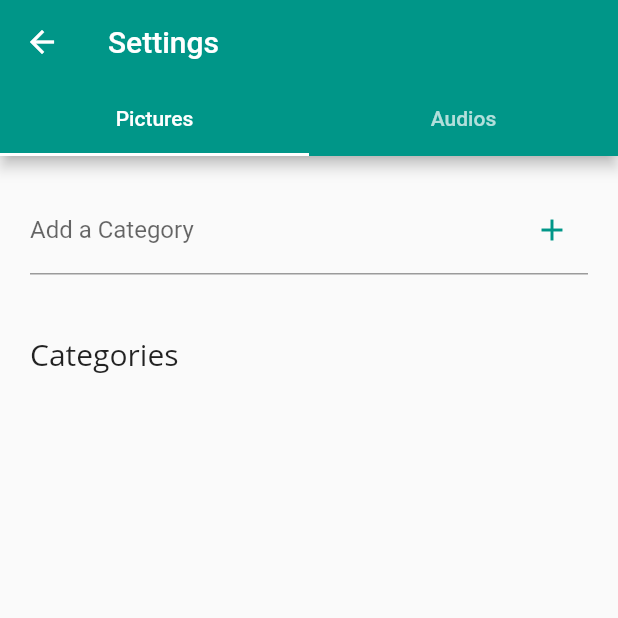
After one commit to ayush221b/hypnose, a Flutter app: the HomePageSwitcher screen opened by its route, in the side drawer, after a tap on "Settings", on a phone screen of 412 x 824 dp, the top half of it. The commit adds this screen. Run offline on Flutter 3.47's test engine with Material 2 defaults, Android fonts, the phone set to English and light mode, and no system bars; our stand-ins replace audioplayers, cached_network_image, cloud_firestore, file_picker, firebase_auth, firebase_storage and 5 more; missing offline and left inert: audio_recorder; accounts and stored records are empty; network calls fail.

Commit message:
Added settings page and category viewer and addition functionality for pictures and audios

```diff
--- a/lib/app/hypnose.dart
+++ b/lib/app/hypnose.dart
@@ -1,5 +1,6 @@
 import 'package:flutter/material.dart';
 import 'package:hypnose/app/routes/route_manager.dart';
+import 'package:hypnose/app/services/categories_service.dart';
 import 'package:hypnose/app/services/fetch_service.dart';
 import 'package:hypnose/app/services/host_service.dart';
 import 'package:hypnose/app/services/audio_util_service.dart';
@@ -19,6 +20,7 @@ class _HypnoseAppState extends State<HypnoseApp> {
   HostService _hostService;
   FetchService _fetchService;
   PictureUtilService _pictureUtilService;
+  CategoriesService _categoriesService;
 
   @override
   void initState() {
@@ -29,6 +31,7 @@ class _HypnoseAppState extends State<HypnoseApp> {
     _hostService = HostService();
     _fetchService = FetchService();
     _pictureUtilService = PictureUtilService();
+    _categoriesService = CategoriesService();
   }
 
   @override
@@ -49,6 +52,9 @@ class _HypnoseAppState extends State<HypnoseApp> {
         ),
         ChangeNotifierProvider<PictureUtilService>(
           builder: (_) => _pictureUtilService,
+        ),
+        ChangeNotifierProvider<CategoriesService>(
+          builder: (_) => _categoriesService,
         )
       ],
       child: MaterialApp(
--- a/lib/app/routes/route_manager.dart
+++ b/lib/app/routes/route_manager.dart
@@ -5,6 +5,7 @@ import 'package:hypnose/app/ui/pages/home_switcher.dart';
 import 'package:hypnose/app/ui/pages/my_audios_screen.dart';
 import 'package:hypnose/app/ui/pages/my_pictures.dart';
 import 'package:hypnose/app/ui/pages/pictures_create.dart';
+import 'package:hypnose/app/ui/pages/settings_admin.dart';
 import 'package:hypnose/app/ui/pages/welcome_screen.dart';
 
 Map<String, WidgetBuilder> buildNamedRoutes({UserService userService}) {
@@ -12,9 +13,10 @@ Map<String, WidgetBuilder> buildNamedRoutes({UserService userService}) {
     '/': (BuildContext context) => WelcomeScreen(userService),
     '/home': (BuildContext context) => HomePageSwitcher(),
     '/audiocreate': (BuildContext context) => AudioCreateScreen(),
-    '/myaudios' : (BuildContext context) => MyAudiosScreen(),
+    '/myaudios': (BuildContext context) => MyAudiosScreen(),
     '/mypictures': (BuildContext context) => MyPicturesScreen(),
     '/picturecreate': (BuildContext context) => PicturesCreateScreen(),
+    '/settings_admin': (BuildContext context) => AdminSettingsPage(),
   };
 
   return namedRoutes;
--- /dev/null
+++ b/lib/app/services/categories_service.dart
@@ -0,0 +1,50 @@
+import 'package:cloud_firestore/cloud_firestore.dart';
+import 'package:flutter/foundation.dart';
+
+class CategoriesService extends ChangeNotifier {
+  final Firestore db = Firestore.instance;
+
+  Map<String, dynamic> _newCategoryMap = {};
+
+  Map<String, dynamic> get newCategoryMap => _newCategoryMap;
+
+  set newCategoryMap(Map<String, dynamic> categoryMap) {
+    _newCategoryMap = categoryMap;
+    notifyListeners();
+  }
+
+  Stream getPictureCategories() {
+    // Create a query to get all picture categories
+    Query query = db
+        .collection('category')
+        .where('type', isEqualTo: 'picture')
+        .orderBy('dateTime', descending: true);
+    Stream stream =
+        query.snapshots().map((list) => list.documents.map((doc) => doc.data));
+    return stream;
+  }
+
+  Stream getAudioCategories() {
+    // Create a query to get all audio categories
+    Query query = db
+        .collection('category')
+        .where('type', isEqualTo: 'audio')
+        .orderBy('dateTime', descending: true);
+    Stream stream =
+        query.snapshots().map((list) => list.documents.map((doc) => doc.data));
+    return stream;
+  }
+
+  Future<bool> addNewcategory() async {
+    final CollectionReference firestoreRef = db.collection('category');
+    DocumentReference entryRef = await firestoreRef.add(_newCategoryMap);
+    DocumentSnapshot docSnap = await entryRef.snapshots().first;
+    Map firestoreEntry = docSnap.data;
+
+    if (firestoreEntry['title'] != null) {
+      return true;
+    } else {
+      return false;
+    }
+  }
+}
--- a/lib/app/ui/pages/home_switcher.dart
+++ b/lib/app/ui/pages/home_switcher.dart
@@ -27,16 +27,9 @@ class HomePageSwitcher extends StatelessWidget {
                   ),
                 ),
                 ListTile(
-                  leading: Icon(FontAwesomeIcons.userAstronaut),
-                  title: Text(
-                    'My Profile',
-                    style: TextStyle(fontSize: 18),
-                  ),
-                ),
-                ListTile(
                   leading: Icon(FontAwesomeIcons.userFriends),
                   title: Text(
-                    'Appointments',
+                    'Agenda',
                     style: TextStyle(fontSize: 18),
                   ),
                 ),
@@ -53,6 +46,16 @@ class HomePageSwitcher extends StatelessWidget {
                   leading: Icon(FontAwesomeIcons.images),
                   title: Text(
                     'Pictures',
+                    style: TextStyle(fontSize: 18),
+                  ),
+                ),
+                ListTile(
+                  onTap: () {
+                    Navigator.of(context).pushNamed('/settings_admin');
+                  },
+                  leading: Icon(Icons.settings),
+                  title: Text(
+                    'Settings',
                     style: TextStyle(fontSize: 18),
                   ),
                 ),
--- /dev/null
+++ b/lib/app/ui/pages/settings_admin.dart
@@ -0,0 +1,9 @@
+import 'package:flutter/material.dart';
+import 'package:hypnose/app/ui/views/settings_admin.dart';
+
+class AdminSettingsPage extends StatelessWidget {
+  @override
+  Widget build(BuildContext context) {
+    return AdminSettingsView();
+  }
+}
--- /dev/null
+++ b/lib/app/ui/views/settings_admin.dart
@@ -0,0 +1,44 @@
+import 'package:flutter/material.dart';
+import 'package:hypnose/app/services/categories_service.dart';
+import 'package:hypnose/app/ui/widgets/category_tab_view.dart';
+import 'package:provider/provider.dart';
+
+class AdminSettingsView extends StatefulWidget {
+  @override
+  _AdminSettingsViewState createState() => _AdminSettingsViewState();
+}
+
+class _AdminSettingsViewState extends State<AdminSettingsView> {
+  TextEditingController addCategory = TextEditingController();
+  @override
+  Widget build(BuildContext context) {
+    var categoryService = Provider.of<CategoriesService>(context);
+    return DefaultTabController(
+      length: 2,
+      child: Scaffold(
+        appBar: AppBar(
+          title: Text('Settings'),
+          bottom: TabBar(
+            tabs: <Widget>[
+              Tab(
+                text: 'Pictures',
+              ),
+              Tab(
+                text: 'Audios',
+              ),
+            ],
+          ),
+        ),
+        body: TabBarView(
+          children: <Widget>[
+            CategoryTabView(isAudio: false, categoryService: categoryService),
+            CategoryTabView(
+              categoryService: categoryService,
+              isAudio: true,
+            ),
+          ],
+        ),
+      ),
+    );
+  }
+}
--- /dev/null
+++ b/lib/app/ui/widgets/category_list_view.dart
@@ -0,0 +1,53 @@
+import 'package:flutter/material.dart';
+import 'package:hypnose/app/services/categories_service.dart';
+import 'package:provider/provider.dart';
+
+class CategoryListView extends StatelessWidget {
+  final bool isAudio;
+
+  const CategoryListView({@required this.isAudio});
+
+  @override
+  Widget build(BuildContext context) {
+    return Consumer<CategoriesService>(
+      builder: (BuildContext context, CategoriesService categoriesService,
+          Widget child) {
+        return Expanded(
+          child: StreamBuilder(
+            initialData: [],
+            stream: isAudio
+                ? categoriesService.getAudioCategories()
+                : categoriesService.getPictureCategories(),
+            builder: (BuildContext context, AsyncSnapshot snapshot) {
+              if (!snapshot.hasData) {
+                return Center(
+                  child: Container(
+                      width: 300,
+                      child: Text('No Categories Added. Please add some.')),
+                );
+              } else {
+                List categories = snapshot.data.toList();
+                return ListView.builder(
+                  itemCount: categories.length,
+                  itemBuilder: (BuildContext context, int index) {
+                    return Container(
+                      margin: EdgeInsets.all(10),
+                      padding: EdgeInsets.all(10),
+                      child: Material(
+                        elevation: 4,
+                        child: ListTile(
+                          leading: Text('${index + 1}.'),
+                          title: Text('${categories[index]['title']}'),
+                        ),
+                      ),
+                    );
+                  },
+                );
+              }
+            },
+          ),
+        );
+      },
+    );
+  }
+}
--- /dev/null
+++ b/lib/app/ui/widgets/category_tab_view.dart
@@ -0,0 +1,69 @@
+import 'package:flutter/material.dart';
+import 'package:hypnose/app/services/categories_service.dart';
+import 'package:hypnose/app/ui/widgets/category_list_view.dart';
+
+class CategoryTabView extends StatefulWidget {
+  const CategoryTabView({
+    Key key,
+    @required this.isAudio,
+    @required this.categoryService,
+  }) : super(key: key);
+
+  final CategoriesService categoryService;
+  final bool isAudio;
+
+  @override
+  _CategoryTabViewState createState() => _CategoryTabViewState();
+}
+
+class _CategoryTabViewState extends State<CategoryTabView> {
+  final TextEditingController addCategory = TextEditingController();
+  @override
+  Widget build(BuildContext context) {
+    return Column(
+      crossAxisAlignment: CrossAxisAlignment.start,
+      children: <Widget>[
+        Container(
+          margin: EdgeInsets.all(10),
+          padding: EdgeInsets.all(10),
+          child: TextField(
+            controller: addCategory,
+            decoration: InputDecoration(
+                labelText: 'Add a Category',
+                suffixIcon: IconButton(
+                  icon: Icon(
+                    Icons.add,
+                    color: Theme.of(context).primaryColor,
+                  ),
+                  onPressed: () async {
+                    Map<String, dynamic> map =
+                        widget.categoryService.newCategoryMap;
+                    map['type'] = widget.isAudio ? 'audio' : 'picture';
+                    map['title'] = addCategory.text;
+                    map['dateTime'] = DateTime.now();
+
+                    widget.categoryService.newCategoryMap = map;
+
+                    bool wasAdded =
+                        await widget.categoryService.addNewcategory();
+                    print(wasAdded);
+                    if (wasAdded) {
+                      addCategory.clear();
+                    }
+                  },
+                )),
+          ),
+        ),
+        Container(
+          margin: EdgeInsets.all(10),
+          padding: EdgeInsets.all(10),
+          child: Text(
+            'Categories',
+            style: TextStyle(fontSize: 20, fontFamily: 'OpenSans'),
+          ),
+        ),
+        CategoryListView(isAudio: widget.isAudio),
+      ],
+    );
+  }
+}
```
